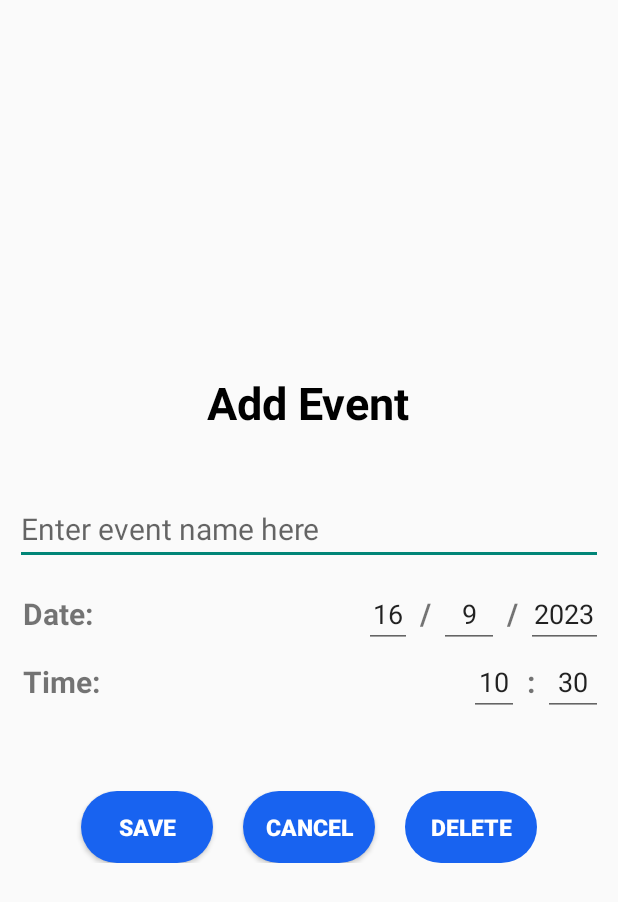
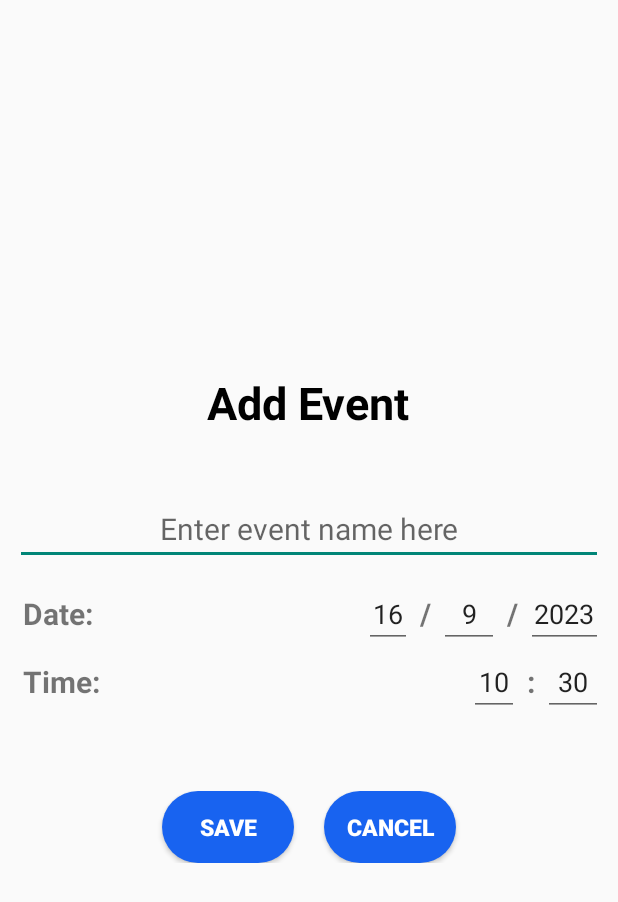
Before and after one commit to phuccom000/calendar, an Android app: the EventEditActivity screen opened directly, with no data from a screen before it, on a phone screen of 412 x 824 dp. Shown: the top 902 px of the screen. Run offline under Robolectric (Android 15) with nearby library versions, the light colour scheme and no system bars.

Commit message:
minor changes

```diff
--- a/app/src/main/java/com/example/calendar/CalendarUtils.java
+++ b/app/src/main/java/com/example/calendar/CalendarUtils.java
@@ -130,5 +130,8 @@ public class CalendarUtils
         return null;
     }
 
-
+    public static String truncateEventName(String name, int limit) {
+        if (name.length() <= limit) return name;
+        return name.substring(0, limit - 3) + "...";
+    }
 }
--- a/app/src/main/java/com/example/calendar/EventAdapter.java
+++ b/app/src/main/java/com/example/calendar/EventAdapter.java
@@ -33,7 +33,7 @@ public class EventAdapter extends ArrayAdapter<Event>
             convertView = LayoutInflater.from(getContext()).inflate(R.layout.event_cell, parent, false);
 
         ((TextView)convertView.findViewById(R.id.eventTimeTV)).setText(CalendarUtils.formattedDateTime(event.getDateTime()));
-        ((TextView)convertView.findViewById(R.id.eventNameTV)).setText(event.getName());
+        ((TextView)convertView.findViewById(R.id.eventNameTV)).setText(CalendarUtils.truncateEventName(event.getName(), 20));
 
         convertView.setOnClickListener(new View.OnClickListener() {
             @Override
--- a/app/src/main/java/com/example/calendar/EventEditActivity.java
+++ b/app/src/main/java/com/example/calendar/EventEditActivity.java
@@ -8,6 +8,7 @@ import android.content.Context;
 import android.content.DialogInterface;
 import android.os.Bundle;
 import android.view.View;
+import android.view.ViewGroup;
 import android.widget.Button;
 import android.widget.EditText;
 import android.widget.TextView;
@@ -94,10 +95,7 @@ public class EventEditActivity extends AppCompatActivity
         });
 
         Button delete = findViewById(R.id.deleteEventButton);
-        if (parsedID == -1) {
-            delete.setClickable(false);
-            delete.setEnabled(false);
-        }
+        if (parsedID == -1) ((ViewGroup) delete.getParent()).removeView(delete);
         else delete.setOnClickListener(new View.OnClickListener() {
             @Override
             public void onClick(View v) {
--- a/app/src/main/java/com/example/calendar/HourEventAdapter.java
+++ b/app/src/main/java/com/example/calendar/HourEventAdapter.java
@@ -49,7 +49,7 @@ public class HourEventAdapter extends RecyclerView.Adapter<HourEventAdapter.View
             holder.eventTime.setText("-");
             return;
         }
-        holder.eventName.setText(event.getName());
+        holder.eventName.setText(CalendarUtils.truncateEventName(event.getName(), 20));
         holder.eventTime.setText(CalendarUtils.formattedTime(event.getDateTime().toLocalTime()));
         holder.view.setOnClickListener(new View.OnClickListener() {
             @Override
--- a/app/src/main/res/layout/activity_event_edit.xml
+++ b/app/src/main/res/layout/activity_event_edit.xml
@@ -31,6 +31,7 @@
         android:textSize="20sp"
         android:ems="10"
         android:hint="Enter event name here"
+        android:gravity="center"
         android:inputType="text"/>
 
 
```
